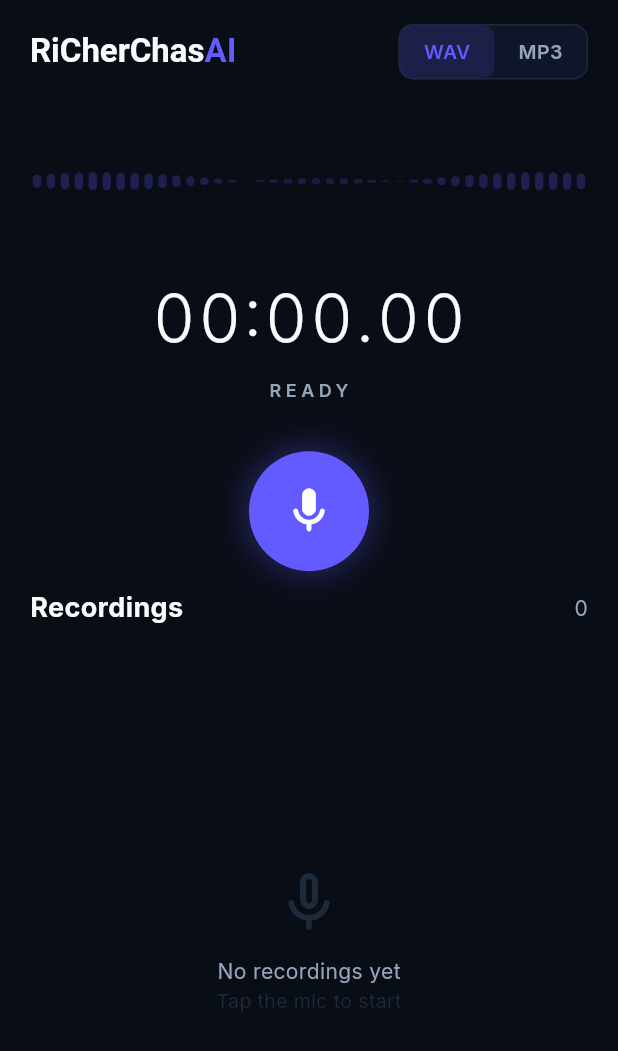
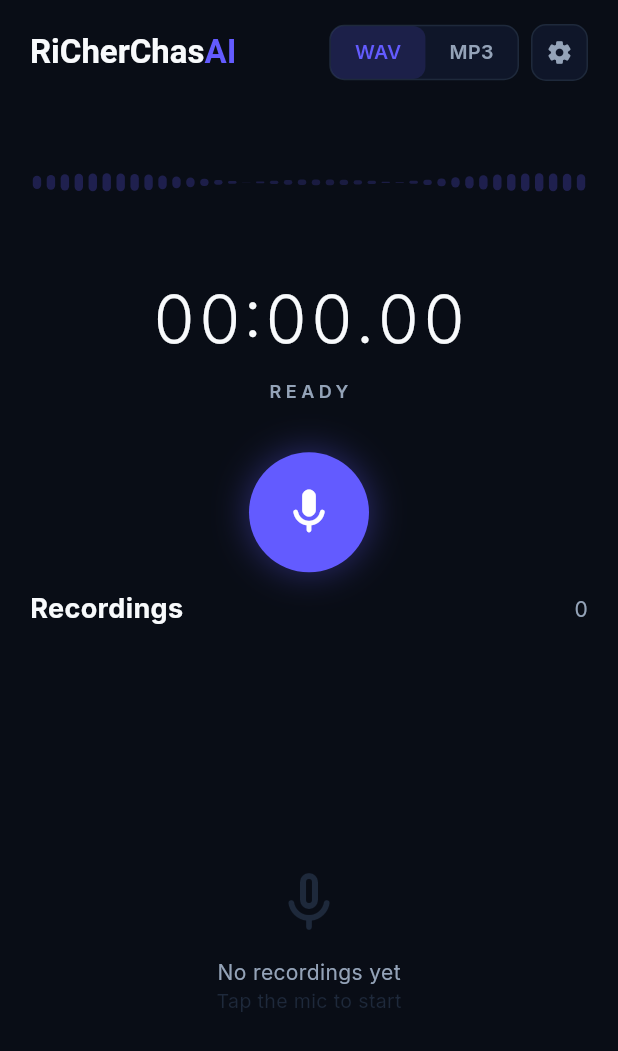
Before and after one commit to anirudhatalmale6-alt/richerchasai-app, a Flutter app: the screen it shows after launch, on a phone screen of 412 x 824 dp. Shown: the top 1051 px of the screen. Run offline on Flutter 3.47's test engine with Material 3 defaults, Android fonts, the phone set to English and light mode, and no system bars; our stand-ins replace google_fonts, just_audio, shared_preferences; missing offline and left inert: record.

Commit message:
feat: add navigation, enhance button, Android/iOS permissions, settings icon

```diff
--- a/lib/screens/home_screen.dart
+++ b/lib/screens/home_screen.dart
@@ -6,6 +6,8 @@ import '../theme/app_theme.dart';
 import '../services/recording_service.dart';
 import '../widgets/waveform_painter.dart';
 import '../widgets/recording_card.dart';
+import 'enhance_screen.dart';
+import 'settings_screen.dart';
 
 class HomeScreen extends StatefulWidget {
   const HomeScreen({super.key});
@@ -139,6 +141,19 @@ class _HomeScreenState extends State<HomeScreen> with TickerProviderStateMixin {
                   ),
                   const Spacer(),
                   _formatToggle(),
+                  const SizedBox(width: 8),
+                  GestureDetector(
+                    onTap: () => Navigator.push(context, MaterialPageRoute(builder: (_) => const SettingsScreen())),
+                    child: Container(
+                      width: 38, height: 38,
+                      decoration: BoxDecoration(
+                        color: AppColors.bgCard,
+                        borderRadius: BorderRadius.circular(10),
+                        border: Border.all(color: AppColors.border),
+                      ),
+                      child: const Icon(Icons.settings_rounded, color: AppColors.textMuted, size: 18),
+                    ),
+                  ),
                 ],
               ),
             ),
@@ -346,6 +361,7 @@ class _HomeScreenState extends State<HomeScreen> with TickerProviderStateMixin {
                       isPlaying: isPlaying,
                       onPlay: () => _playRecording(file.path),
                       onDelete: () => _deleteRecording(file.path),
+                      onEnhance: () => Navigator.push(context, MaterialPageRoute(builder: (_) => EnhanceScreen(recording: file))),
                     );
                   },
                 ),
```
Also changed, not shown: lib/widgets/recording_card.dart (+12 -0 lines), 2 other files.
